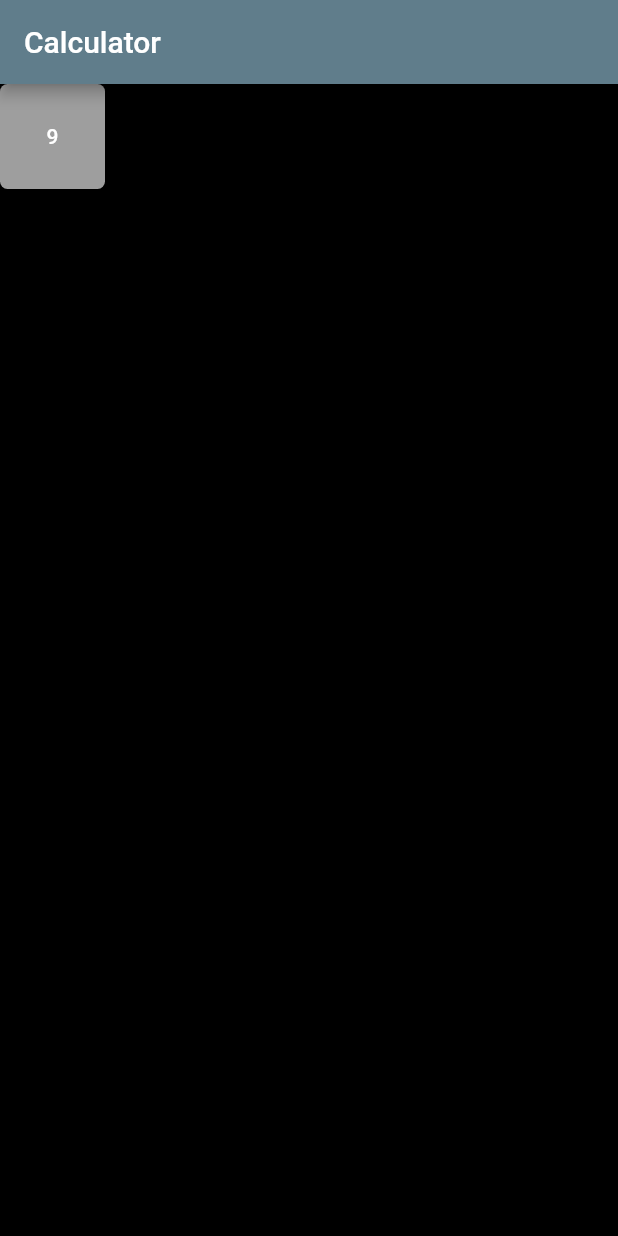
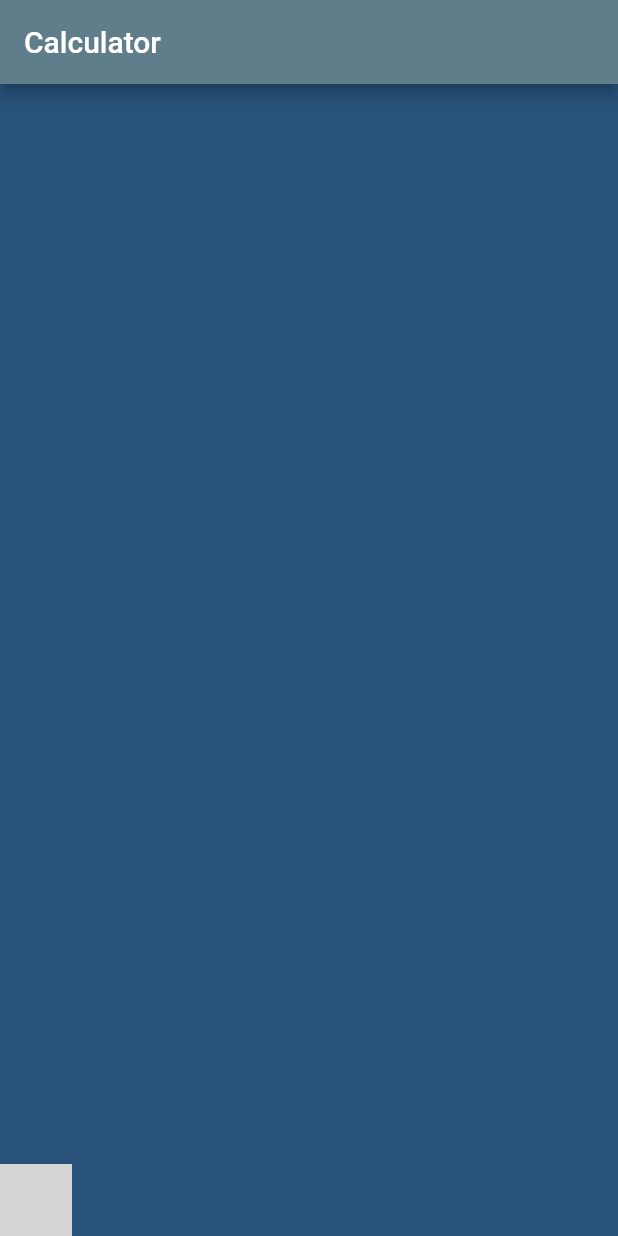
Before and after one commit to amt-juantuah/calculator-flutter, a Flutter app: the screen it shows after launch, on a phone screen of 412 x 824 dp. Run offline on Flutter 3.47's test engine with Material 2 defaults, Android fonts, the phone set to English and light mode, and no system bars; our stand-ins replace device_preview; statements that could not run were skipped; grey boxes are pictures that could not be loaded.

Commit message:
btns ready

```diff
--- a/lib/main.dart
+++ b/lib/main.dart
@@ -1,5 +1,6 @@
 import 'package:flutter/material.dart';
 import 'package:device_preview/device_preview.dart';
+import 'calculator_btn.dart';
 
 void main() => runApp(
   DevicePreview(
@@ -16,11 +17,6 @@ class MyApp extends StatefulWidget {
 class _MyAppState extends State<MyApp> {
   @override
   Widget build(BuildContext context) {
-    final ButtonStyle flatButtonStyle = TextButton.styleFrom(
-      minimumSize: Size(70, 70),
-      backgroundColor: Colors.grey,
-      shape: RoundedRectangleBorder(borderRadius: BorderRadius.circular(5.0)),
-    );
     return MaterialApp(
       useInheritedMediaQuery: true,
       locale: DevicePreview.locale(context),
@@ -35,29 +31,22 @@ class _MyAppState extends State<MyApp> {
         ),
         body: Container(
           child: Column(
+            // To let buttons appear at the bottom
+            mainAxisAlignment: MainAxisAlignment.end,
             children: [
               Row(
                 children: [
-                  Container(
-                    child: SizedBox(
-                      width: 70,
-                      height: 70,
-                      child: TextButton(
-                        style: flatButtonStyle,
-                        onPressed: () {},
-                        child: Text(
-                          "9",
-                          style: TextStyle(color: Colors.white)
-                        )
-                      ),
-                    ),
-                  )
+                  CalculatorButton();
+                  CalculatorButton();
+                  CalculatorButton();
+                  CalculatorButton();
                 ],
-              )
+              ),
+
             ],
             )
           ),
-        backgroundColor: Color(0xFF000000),
+        backgroundColor: Color(0xff28527a),
       ),
     ); // MaterialApp
   }
```
Also changed, not shown: lib/calculator_btn.dart (added, +29 -0 lines), lib/calculator_screen.dart (deleted).
